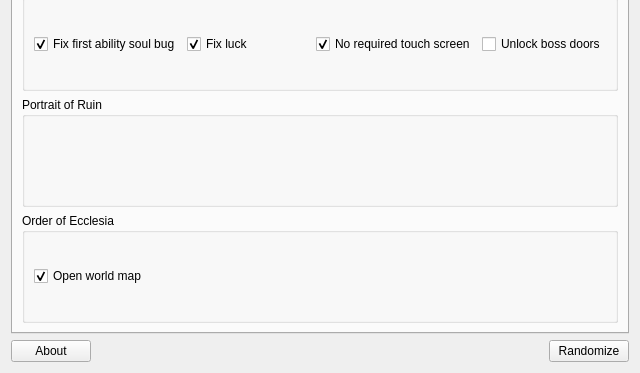
Qt form randomizer.ui (LagoLunatic/dsvrandom) before a commit; both pictures show x 0 to 640 and y 182 to 555 of the 640 by 555 pixel window.
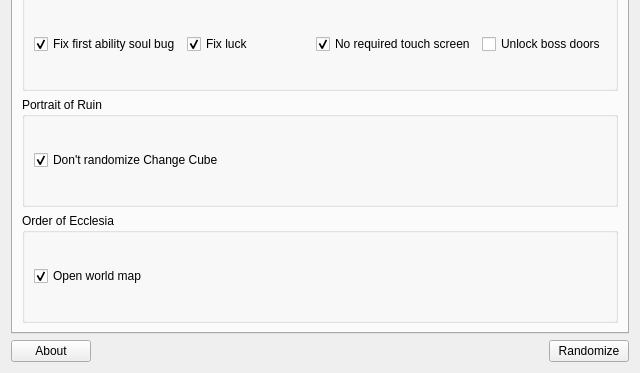
The same form after that commit. The open tabs and pages were chosen to show the change. Icons and pictures are not drawn.

Commit message: PoR: Add option to always start with change cube

The edit to the form file:
```diff
--- a/randomizer.ui
+++ b/randomizer.ui
@@ -385,7 +385,18 @@
          <property name="title">
           <string>Portrait of Ruin</string>
          </property>
-         <layout class="QHBoxLayout" name="horizontalLayout_6"/>
+         <layout class="QHBoxLayout" name="horizontalLayout_6">
+          <item>
+           <widget class="QCheckBox" name="dont_randomize_change_cube">
+            <property name="text">
+             <string>Don't randomize Change Cube</string>
+            </property>
+            <property name="checked">
+             <bool>true</bool>
+            </property>
+           </widget>
+          </item>
+         </layout>
         </widget>
        </item>
        <item>
```
The commit also changes 2 other files.
